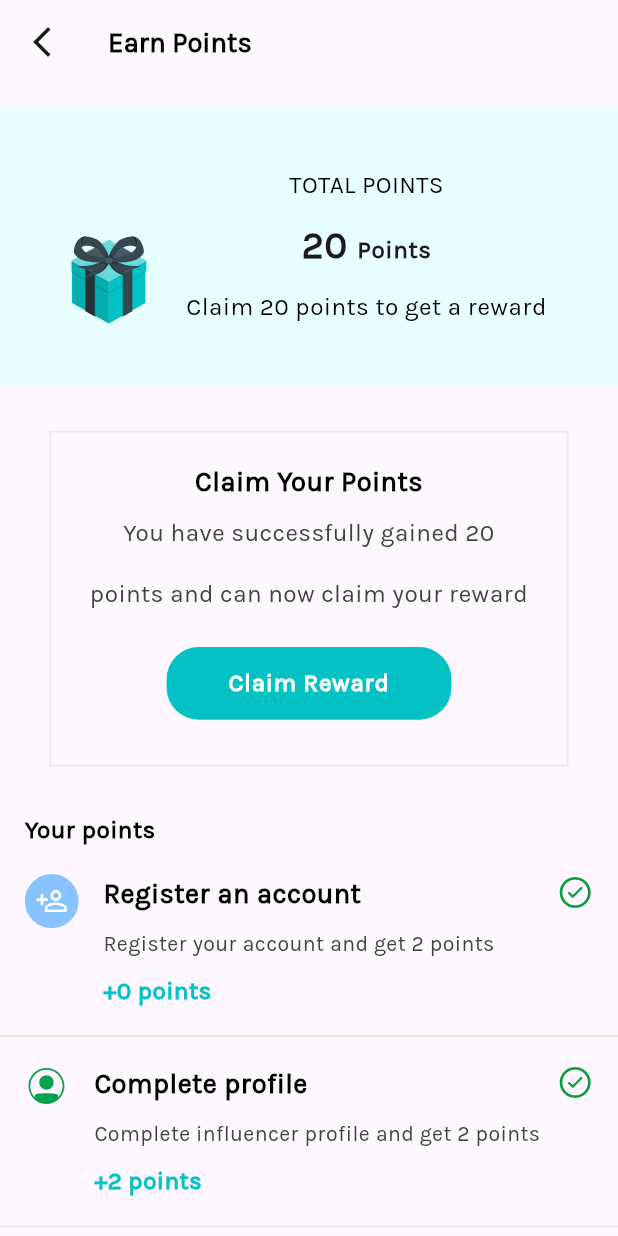
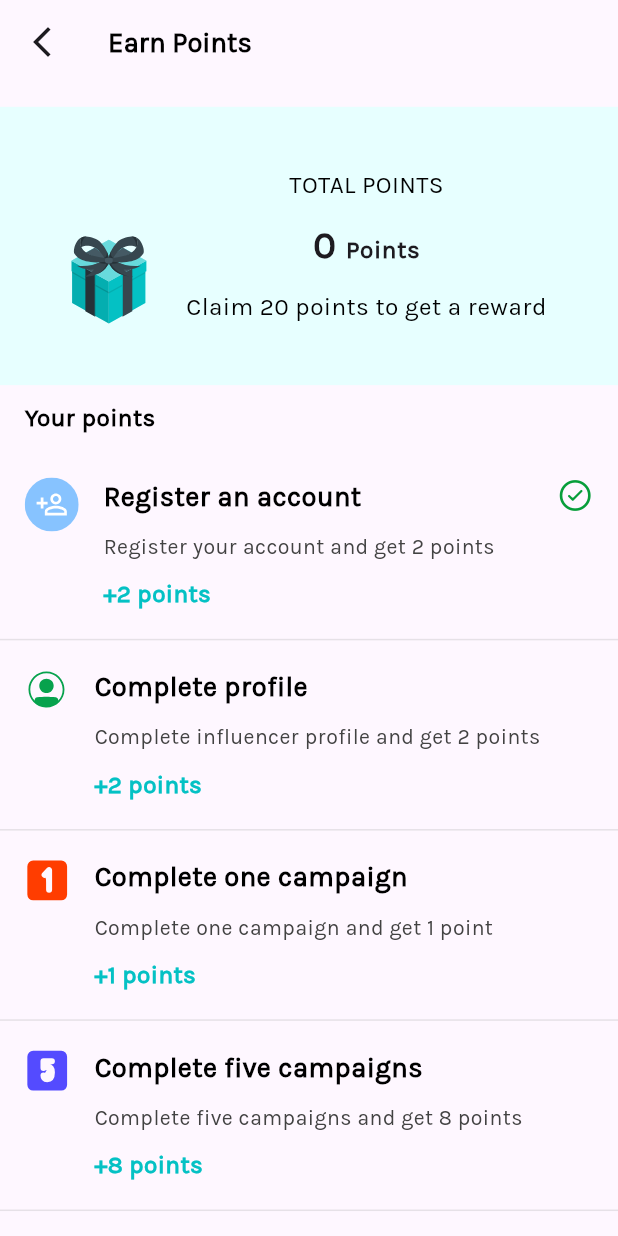
Before and after one commit to JesseZeph/flymedia, a Flutter app: the PointsCenter screen opened directly, on a phone screen of 412 x 824 dp. Run offline on Flutter 3.47's test engine with Material 3 defaults, Android fonts, the light colour scheme and no system bars; our stand-ins replace cloud_firestore, easy_refresh, file_picker, firebase_auth, firebase_core, firebase_storage and 22 more; missing offline and left inert: background_downloader, dart_jsonwebtoken, face_camera, flutter_tawk, overlay_tooltip; accounts and stored records are empty; network calls fail; project files that could hold a hidden picture were left out.

Commit message:
feat: influencer points system done

```diff
--- a/lib/src/influencerDashboard/dashboardPages/influencer_menu.dart
+++ b/lib/src/influencerDashboard/dashboardPages/influencer_menu.dart
@@ -9,6 +9,7 @@ import 'package:flymedia_app/src/influencerDashboard/contracts/account_informati
 import 'package:flymedia_app/src/influencerDashboard/contracts/contracts_list.dart';
 import 'package:flymedia_app/src/influencerDashboard/screens/points_center.dart';
 import 'package:flymedia_app/src/search/widget/custom_field.dart';
+import 'package:flymedia_app/utils/extensions/context_extension.dart';
 import 'package:flymedia_app/utils/modal.dart';
 import 'package:flymedia_app/utils/widgets/subscription_info.dart';
 import 'package:get/get.dart';
@@ -25,6 +26,13 @@ class _InfluencerMenuState extends State<InfluencerMenu> {
   @override
   void initState() {
     super.initState();
+    fetchAccountDetails();
+  }
+
+  fetchAccountDetails() {
+    if (context.read<ProfileProvider>().userProfile == null) {
+      return;
+    }
     context.read<InfluencerAccountDetailsProvider>().getAccountDetails(
         context.read<ProfileProvider>().userProfile?.id ?? '');
   }
@@ -34,10 +42,12 @@ class _InfluencerMenuState extends State<InfluencerMenu> {
     var loginNotifier = Provider.of<LoginNotifier>(context);
     var influencerBankAccount =
         context.watch<InfluencerAccountDetailsProvider>().getAccountResponse;
+    var profileIncomplete = context.read<ProfileProvider>().userProfile == null;
     return loginNotifier.loggedIn == false
         ? ModalWidget(context: context)
         : Scaffold(
             appBar: AppBar(
+              scrolledUnderElevation: 0,
               elevation: 0,
               title: Text(
                 'Menu',
@@ -48,6 +58,7 @@ class _InfluencerMenuState extends State<InfluencerMenu> {
               padding:
                   const EdgeInsets.symmetric(horizontal: 16, vertical: 20).r,
               child: SafeArea(
+                child: SingleChildScrollView(
                   child: Column(
                     crossAxisAlignment: CrossAxisAlignment.start,
                     children: [
@@ -60,6 +71,10 @@ class _InfluencerMenuState extends State<InfluencerMenu> {
                         buttonColor: AppColors.mainColor,
                         containerColor: AppColors.cardColor,
                         onTap: () {
+                          if (profileIncomplete) {
+                            context.showError('Please complete profile');
+                            return;
+                          }
                           Get.to(() => influencerBankAccount != null
                               ? DisplayAccountInfo(
                                   getAccountDetails: influencerBankAccount,
@@ -79,6 +94,10 @@ class _InfluencerMenuState extends State<InfluencerMenu> {
                         buttonText: 'View contracts',
                         buttonColor: AppColors.purplePatch,
                         onTap: () {
+                          if (profileIncomplete) {
+                            context.showError('Please complete profile');
+                            return;
+                          }
                           Get.to(() => InfluencerContracts(
                                 userType: 'Influencer',
                                 userId: context
@@ -108,6 +127,7 @@ class _InfluencerMenuState extends State<InfluencerMenu> {
                   ),
                 ),
               ),
+            ),
           );
   }
 }
--- a/lib/src/influencerDashboard/screens/points_center.dart
+++ b/lib/src/influencerDashboard/screens/points_center.dart
@@ -3,10 +3,12 @@ import 'package:flutter/material.dart';
 import 'package:flutter_screenutil/flutter_screenutil.dart';
 import 'package:flutter_svg/svg.dart';
 import 'package:flymedia_app/constants/colors.dart';
+import 'package:flymedia_app/providers/profile_provider.dart';
 import 'package:flymedia_app/src/authentication/components/animated_button.dart';
 import 'package:flymedia_app/src/authentication/components/roundedbutton.dart';
 import 'package:flymedia_app/utils/widgets/custom_text.dart';
 import 'package:get/get.dart';
+import 'package:provider/provider.dart';
 
 class PointsCenter extends StatefulWidget {
   const PointsCenter({super.key});
@@ -18,8 +20,10 @@ class PointsCenter extends StatefulWidget {
 class _PointsCenterState extends State<PointsCenter> {
   @override
   Widget build(BuildContext context) {
+    var points = context.watch<ProfileProvider>().userProfile?.points;
     return Scaffold(
       appBar: AppBar(
+        scrolledUnderElevation: 0,
         leading: IconButton(
           icon: const Icon(Icons.arrow_back_ios_new),
           onPressed: () => Get.back(),
@@ -59,7 +63,7 @@ class _PointsCenterState extends State<PointsCenter> {
                         ),
                         Text.rich(
                           TextSpan(
-                              text: '20 ',
+                              text: '${points?.totalPoints ?? 2} ',
                               style: Theme.of(context)
                                   .textTheme
                                   .bodySmall
@@ -91,6 +95,7 @@ class _PointsCenterState extends State<PointsCenter> {
                 ),
               ),
             ),
+            if (points?.totalPoints == 20)
               Padding(
                 padding: EdgeInsets.symmetric(vertical: 30.h, horizontal: 30.w),
                 child: Container(
@@ -119,19 +124,19 @@ class _PointsCenterState extends State<PointsCenter> {
                         color: AppColors.hintTextColor,
                       ),
                       Padding(
-                      padding:
-                          EdgeInsets.symmetric(horizontal: 50.w, vertical: 15),
+                        padding: EdgeInsets.symmetric(
+                            horizontal: 50.w, vertical: 15),
                         child: AnimatedButton(
                             onTap: () {},
-                          child:
-                              const RoundedButtonWidget(title: 'Claim Reward')),
+                            child: const RoundedButtonWidget(
+                                title: 'Claim Reward')),
                       )
                     ],
                   ),
                 ),
               ),
             Padding(
-              padding: EdgeInsets.symmetric(horizontal: 15.w),
+              padding: EdgeInsets.symmetric(horizontal: 15.w, vertical: 10.h),
               child: const CustomKarlaText(
                 text: 'Your points',
                 size: 16,
@@ -143,29 +148,33 @@ class _PointsCenterState extends State<PointsCenter> {
               imageUrl: 'assets/images/p1.svg',
               firstText: 'Register an account',
               secondText: 'Register your account and get 2 points',
-              thirdText: '+0 points',
+              thirdText: '+2 points',
               icon: CupertinoIcons.checkmark_alt_circle,
+              completed: true,
             ),
-            const PointsTileWidget(
+            PointsTileWidget(
               imageUrl: 'assets/images/p2.svg',
               firstText: 'Complete profile',
               secondText: 'Complete influencer profile and get 2 points',
               thirdText: '+2 points',
               icon: CupertinoIcons.checkmark_alt_circle,
+              completed: points?.completedTasks.contains('1') ?? false,
             ),
-            const PointsTileWidget(
+            PointsTileWidget(
               imageUrl: 'assets/images/p3.svg',
               firstText: 'Complete one campaign',
               secondText: 'Complete one campaign and get 1 point',
               thirdText: '+1 points',
               icon: CupertinoIcons.checkmark_alt_circle,
+              completed: points?.completedTasks.contains('2') ?? false,
             ),
-            const PointsTileWidget(
+            PointsTileWidget(
               imageUrl: 'assets/images/p4.svg',
               firstText: 'Complete five campaigns',
               secondText: 'Complete five campaigns and get 8 points',
               thirdText: '+8 points',
               icon: CupertinoIcons.checkmark_alt_circle,
+              completed: points?.completedTasks.contains('3') ?? false,
             ),
           ],
         ),
@@ -180,6 +189,7 @@ class PointsTileWidget extends StatelessWidget {
   final String secondText;
   final String thirdText;
   final IconData icon;
+  final bool completed;
 
   const PointsTileWidget({
     Key? key,
@@ -188,6 +198,7 @@ class PointsTileWidget extends StatelessWidget {
     required this.secondText,
     required this.thirdText,
     required this.icon,
+    required this.completed,
   }) : super(key: key);
 
   @override
@@ -219,12 +230,14 @@ class PointsTileWidget extends StatelessWidget {
                   text: firstText,
                   size: 18,
                   weight: FontWeight.w700,
+                  align: TextAlign.start,
                 ),
                 SizedBox(height: 10.h),
                 CustomKarlaText(
                   text: secondText,
                   color: AppColors.hintTextColor,
                   size: 14,
+                  align: TextAlign.start,
                 ),
                 SizedBox(height: 10.h),
                 CustomKarlaText(
@@ -236,6 +249,7 @@ class PointsTileWidget extends StatelessWidget {
               ],
             ),
           ),
+          if (completed)
             Icon(
               icon,
               color: AppColors.greenTick,
```
Lines whose indentation alone changed are shown as unchanged.
